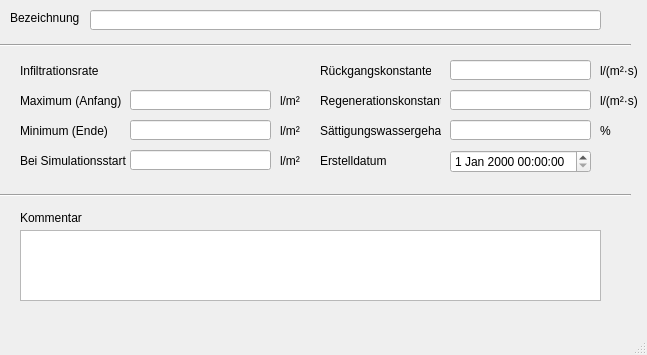
Qt form qkan/importhe/templates/bodenklassen.ui (hoettges/QKan) before a commit.
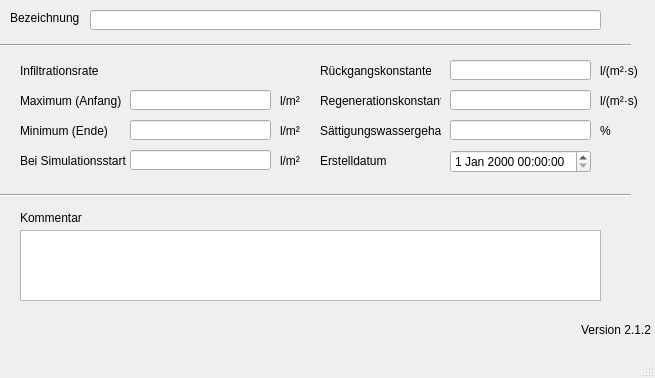
The same form after that commit. Custom widgets are drawn as their Qt base class.

What changed in the file:
```diff
--- a/qkan/importhe/templates/bodenklassen.ui
+++ b/qkan/importhe/templates/bodenklassen.ui
@@ -9,8 +9,8 @@
    <rect>
     <x>0</x>
     <y>0</y>
-    <width>647</width>
-    <height>355</height>
+    <width>655</width>
+    <height>378</height>
    </rect>
   </property>
   <property name="windowTitle">
@@ -341,6 +341,25 @@
      </rect>
     </property>
    </widget>
+   <widget class="QLabel" name="lb_version">
+    <property name="geometry">
+     <rect>
+      <x>580</x>
+      <y>320</y>
+      <width>71</width>
+      <height>20</height>
+     </rect>
+    </property>
+    <property name="toolTip">
+     <string>Version QKan Import</string>
+    </property>
+    <property name="text">
+     <string>Version 2.1.2</string>
+    </property>
+    <property name="alignment">
+     <set>Qt::AlignRight|Qt::AlignTrailing|Qt::AlignVCenter</set>
+    </property>
+   </widget>
   </widget>
   <widget class="QMenuBar" name="menubar">
    <property name="geometry">
```
Left out of the diff: 2 changed lines with no effect on the pictures.
